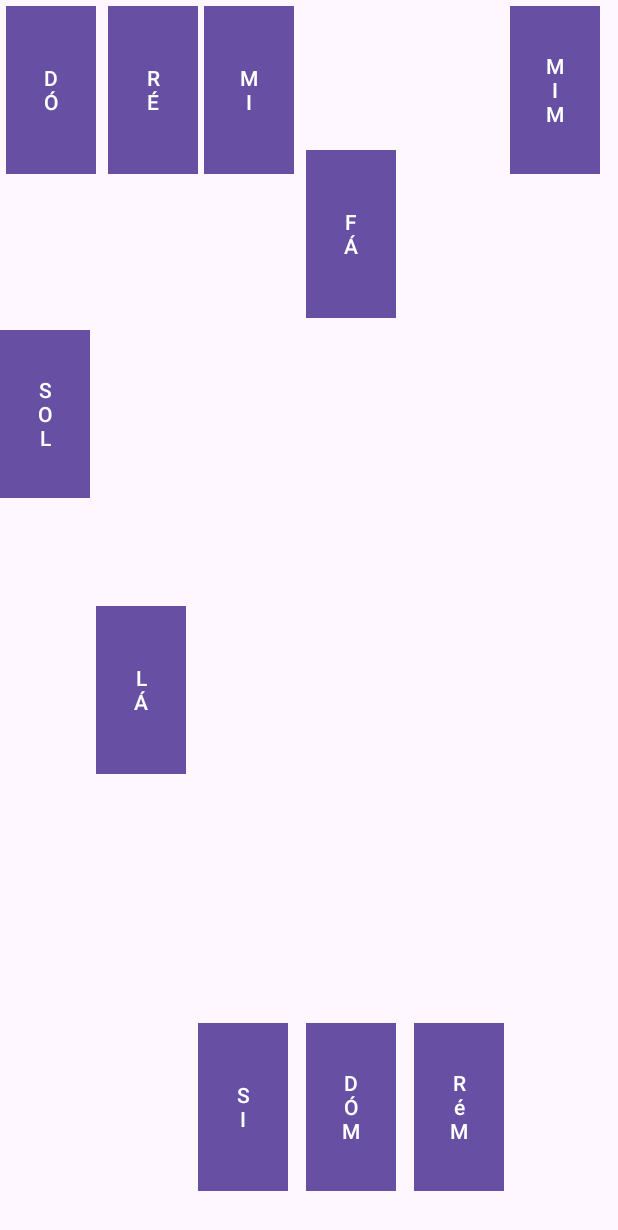
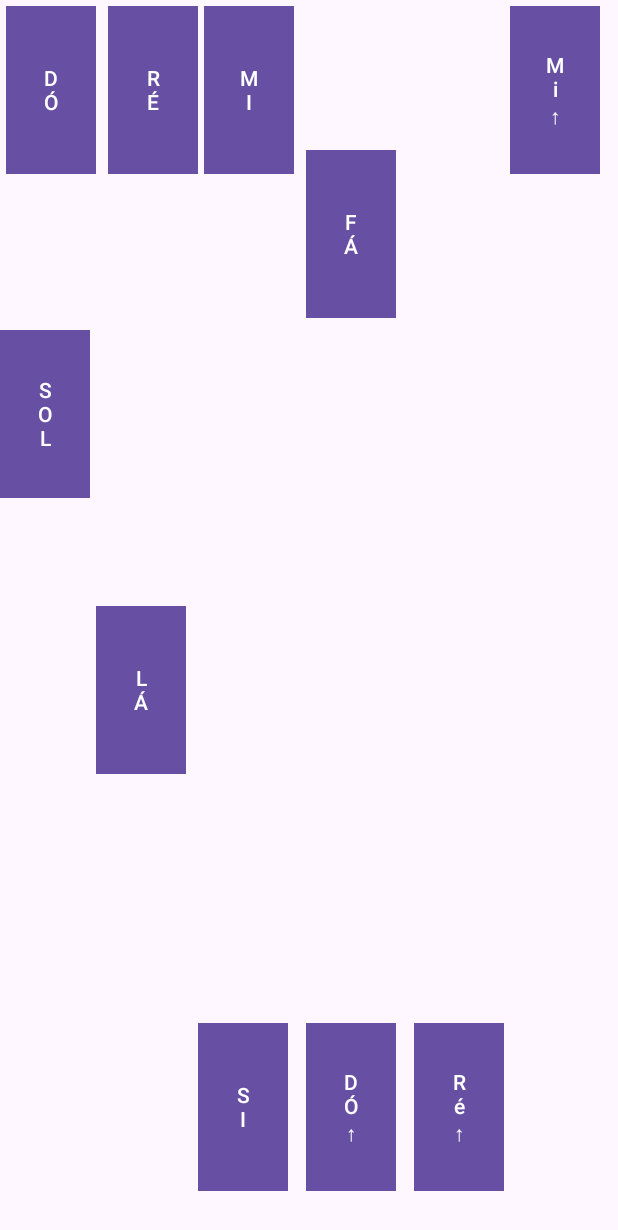
Before and after one commit to Cornalewski/virtual_piano, an Android app: the layout activity_main.xml on its own in the app's theme, with its tools: preview values and no code run, on a phone screen of 412 x 824 dp. Shown: the top 1230 px of the screen. Run offline under Robolectric (Android 15) with nearby library versions, the phone set to English and light mode, and no system bars.

Commit message:
teclas finais e som99%

```diff
--- a/app/src/main/AndroidManifest.xml
+++ b/app/src/main/AndroidManifest.xml
@@ -17,7 +17,9 @@
             android:value="ca-app-pub-3940256099942544~3347511713"/>
         <activity
             android:name=".MainActivity"
-            android:exported="true">
+            android:exported="true"
+            android:screenOrientation="landscape"
+            tools:ignore="DiscouragedApi">
             <intent-filter>
                 <action android:name="android.intent.action.MAIN" />
 
--- a/app/src/main/res/layout-land/activity_main.xml
+++ b/app/src/main/res/layout-land/activity_main.xml
@@ -8,8 +8,99 @@
     android:fitsSystemWindows="true"
     tools:context=".MainActivity">
 
+
     <Button
-        android:id="@+id/MiM"
+        android:id="@+id/d5sharp"
+        style="@style/Widget.AppCompat.Button.Small"
+        android:layout_width="48dp"
+        android:layout_height="82dp"
+        android:layout_marginStart="-20dp"
+        android:layout_marginBottom="55dp"
+        android:background="#020101"
+        android:backgroundTint="#000000"
+        android:elevation="10dp"
+        android:text="@string/RÉSHARP"
+        app:cornerRadius="0dp"
+        app:layout_constraintBottom_toBottomOf="parent"
+        app:layout_constraintStart_toEndOf="@+id/d5" />
+
+    <Button
+        android:id="@+id/c5sharp"
+        style="@style/Widget.AppCompat.Button.Small"
+        android:layout_width="48dp"
+        android:layout_height="82dp"
+        android:layout_marginStart="-20dp"
+        android:layout_marginBottom="55dp"
+        android:background="#020101"
+        android:backgroundTint="#000000"
+        android:elevation="10dp"
+        android:text="@string/DÓSHARP"
+        app:cornerRadius="0dp"
+        app:layout_constraintBottom_toBottomOf="parent"
+        app:layout_constraintStart_toEndOf="@+id/c5" />
+
+    <Button
+        android:id="@+id/a4sharp"
+        style="@style/Widget.AppCompat.Button.Small"
+        android:layout_width="48dp"
+        android:layout_height="82dp"
+        android:layout_marginStart="-20dp"
+        android:layout_marginBottom="55dp"
+        android:background="#020101"
+        android:backgroundTint="#000000"
+        android:elevation="10dp"
+        android:text="@string/LÁSHARP"
+        app:cornerRadius="0dp"
+        app:layout_constraintBottom_toBottomOf="parent"
+        app:layout_constraintStart_toEndOf="@+id/a4" />
+
+    <Button
+        android:id="@+id/g4sharp"
+        style="@style/Widget.AppCompat.Button.Small"
+        android:layout_width="48dp"
+        android:layout_height="82dp"
+        android:layout_marginStart="-20dp"
+        android:layout_marginBottom="55dp"
+        android:background="#020101"
+        android:backgroundTint="#000000"
+        android:elevation="10dp"
+        android:text="@string/SOLSHARP"
+        app:cornerRadius="0dp"
+        app:layout_constraintBottom_toBottomOf="parent"
+        app:layout_constraintStart_toEndOf="@+id/g4" />
+
+    <Button
+        android:id="@+id/f4sharp"
+        style="@style/Widget.AppCompat.Button.Small"
+        android:layout_width="48dp"
+        android:layout_height="82dp"
+        android:layout_marginStart="-20dp"
+        android:layout_marginBottom="55dp"
+        android:background="#020101"
+        android:backgroundTint="#000000"
+        android:elevation="10dp"
+        android:text="@string/fásharp"
+        app:cornerRadius="0dp"
+        app:layout_constraintBottom_toBottomOf="parent"
+        app:layout_constraintStart_toEndOf="@+id/f4" />
+
+    <Button
+        android:id="@+id/d4sharp"
+        style="@style/Widget.AppCompat.Button.Small"
+        android:layout_width="48dp"
+        android:layout_height="82dp"
+        android:layout_marginStart="-20dp"
+        android:layout_marginBottom="55dp"
+        android:background="#020101"
+        android:backgroundTint="#000000"
+        android:elevation="10dp"
+        android:text="@string/RÉSHARP"
+        app:cornerRadius="0dp"
+        app:layout_constraintBottom_toBottomOf="parent"
+        app:layout_constraintStart_toEndOf="@+id/d4" />
+
+    <Button
+        android:id="@+id/e5"
         style="@style/Widget.Material3.Button"
         android:layout_width="64dp"
         android:layout_height="120dp"
@@ -20,7 +111,7 @@
         app:cornerRadius="0dp"
         app:layout_constraintBottom_toBottomOf="parent"
         app:layout_constraintEnd_toEndOf="parent"
-        app:layout_constraintStart_toEndOf="@+id/RéM" />
+        app:layout_constraintStart_toEndOf="@+id/d5" />
 
     <Button
         android:id="@+id/d4"
@@ -29,7 +120,6 @@
         android:layout_height="120dp"
         android:layout_marginEnd="8dp"
         android:layout_marginBottom="16dp"
-        android:onClick="dSom"
         android:text="@string/RÉ"
         app:cornerRadius="0dp"
         app:layout_constraintBottom_toBottomOf="parent"
@@ -37,7 +127,7 @@
         app:layout_constraintStart_toEndOf="@+id/c4" />
 
     <Button
-        android:id="@+id/RéM"
+        android:id="@+id/d5"
         style="@style/Widget.Material3.Button"
         android:layout_width="64dp"
         android:layout_height="120dp"
@@ -46,8 +136,8 @@
         android:text="@string/RéM"
         app:cornerRadius="0dp"
         app:layout_constraintBottom_toBottomOf="parent"
-        app:layout_constraintEnd_toStartOf="@+id/MiM"
-        app:layout_constraintStart_toEndOf="@+id/doM" />
+        app:layout_constraintEnd_toStartOf="@+id/e5"
+        app:layout_constraintStart_toEndOf="@+id/c5" />
 
     <Button
         android:id="@+id/b4"
@@ -59,7 +149,7 @@
         android:text="@string/SI"
         app:cornerRadius="0dp"
         app:layout_constraintBottom_toBottomOf="parent"
-        app:layout_constraintEnd_toStartOf="@+id/doM"
+        app:layout_constraintEnd_toStartOf="@+id/c5"
         app:layout_constraintStart_toEndOf="@+id/a4" />
 
     <Button
@@ -83,7 +173,6 @@
         android:layout_height="120dp"
         android:layout_marginEnd="16dp"
         android:layout_marginBottom="16dp"
-        android:onClick="dSom"
         android:text="@string/MI"
         app:cornerRadius="0dp"
         app:layout_constraintBottom_toBottomOf="parent"
@@ -91,7 +180,7 @@
         app:layout_constraintStart_toEndOf="@+id/d4" />
 
     <Button
-        android:id="@+id/doM"
+        android:id="@+id/c5"
         style="@style/Widget.Material3.Button"
         android:layout_width="64dp"
         android:layout_height="120dp"
@@ -100,7 +189,7 @@
         android:text="@string/DÓM"
         app:cornerRadius="0dp"
         app:layout_constraintBottom_toBottomOf="parent"
-        app:layout_constraintEnd_toStartOf="@+id/RéM"
+        app:layout_constraintEnd_toStartOf="@+id/d5"
         app:layout_constraintStart_toEndOf="@+id/b4" />
 
     <Button
@@ -123,7 +212,6 @@
         android:layout_height="120dp"
         android:layout_marginStart="8dp"
         android:layout_marginBottom="16dp"
-        android:onClick="dSom"
         android:text="@string/FÁ"
         app:cornerRadius="0dp"
         app:layout_constraintBottom_toBottomOf="parent"
@@ -137,13 +225,26 @@
         android:layout_height="120dp"
         android:layout_marginStart="8dp"
         android:layout_marginEnd="8dp"
-        android:onClick="dSom"
+        android:layout_marginBottom="16dp"
         android:text="@string/DÓ"
         app:cornerRadius="0dp"
         app:layout_constraintBottom_toBottomOf="parent"
         app:layout_constraintEnd_toStartOf="@+id/d4"
-        app:layout_constraintStart_toStartOf="parent"
-        app:layout_constraintTop_toTopOf="parent"
-        app:layout_constraintVertical_bias="0.945" />
+        app:layout_constraintStart_toStartOf="parent" />
+
+    <Button
+        android:id="@+id/c4sharp"
+        style="@style/Widget.AppCompat.Button.Small"
+        android:layout_width="48dp"
+        android:layout_height="82dp"
+        android:layout_marginStart="-20dp"
+        android:layout_marginBottom="55dp"
+        android:background="#020101"
+        android:backgroundTint="#000000"
+        android:elevation="10dp"
+        android:text="@string/DÓSHARP"
+        app:cornerRadius="0dp"
+        app:layout_constraintBottom_toBottomOf="parent"
+        app:layout_constraintStart_toEndOf="@+id/c4" />
 
 </androidx.constraintlayout.widget.ConstraintLayout>
--- a/app/src/main/res/layout/activity_main.xml
+++ b/app/src/main/res/layout/activity_main.xml
@@ -22,7 +22,7 @@
         app:layout_constraintVertical_bias="0.0" />
 
     <Button
-        android:id="@+id/RéM"
+        android:id="@+id/d5"
         style="@style/Widget.Material3.Button"
         android:layout_width="60dp"
         android:layout_height="120dp"
@@ -31,10 +31,10 @@
         android:text="@string/RéM"
         app:cornerRadius="0dp"
         app:layout_constraintBottom_toBottomOf="parent"
-        app:layout_constraintStart_toEndOf="@+id/doM" />
+        app:layout_constraintStart_toEndOf="@+id/c5" />
 
     <Button
-        android:id="@+id/doM"
+        android:id="@+id/c5"
         style="@style/Widget.Material3.Button"
         android:layout_width="60dp"
         android:layout_height="120dp"
@@ -46,7 +46,7 @@
         app:layout_constraintStart_toEndOf="@+id/b4" />
 
     <Button
-        android:id="@+id/MiM"
+        android:id="@+id/e5"
         style="@style/Widget.Material3.Button"
         android:layout_width="60dp"
         android:layout_height="120dp"
@@ -55,7 +55,7 @@
         android:text="@string/MIM"
         app:cornerRadius="0dp"
         app:layout_constraintEnd_toEndOf="parent"
-        app:layout_constraintStart_toEndOf="@+id/RéM"
+        app:layout_constraintStart_toEndOf="@+id/d5"
         tools:layout_editor_absoluteY="316dp" />
 
     <Button
--- a/app/src/main/res/values/colors.xml
+++ b/app/src/main/res/values/colors.xml
@@ -2,4 +2,8 @@
 <resources>
     <color name="black">#FF000000</color>
     <color name="white">#FFFFFFFF</color>
+
+    <style name="Button.black" parent="ThemeOverlay.AppCompat">
+        <item name="colorAccent">@android:color/black</item>
+    </style>
 </resources>
--- a/app/src/main/res/values/strings.xml
+++ b/app/src/main/res/values/strings.xml
@@ -7,8 +7,14 @@
     <string name="SOL">SOL</string>
     <string name="LÁ">LÁ</string>
     <string name="SI">SI</string>
-    <string name="DÓM">DÓM</string>
-    <string name="RéM">RéM</string>
-    <string name="MIM">MIM</string>">
+    <string name="DÓM">DÓ ↑</string>
+    <string name="RéM">Ré ↑</string>
+    <string name="DÓSHARP">DÓ#</string>
+    <string name="RÉSHARP">RÉ#</string>
+    <string name="fásharp">FÁ#</string>
+    <string name="SOLSHARP">SOL#</string>
+    <string name="LÁSHARP">LÁ#</string>
+    <string name="MIM">Mi ↑</string>">
+
 
 </resources>
```
Also changed, not shown: app/src/main/java/com/example/myapplication/MainActivity.java (+60 -28 lines), 7 other files.
